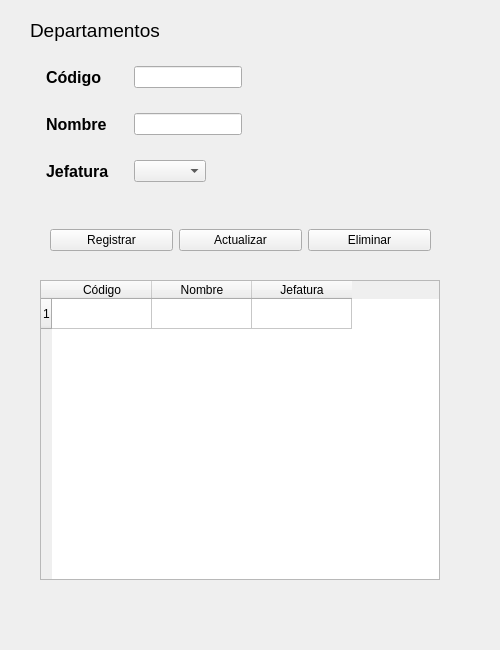
This is src/004_departamentos.ui in rvqzs/tresPatitos as Qt 5 draws it before an edit. The edited form follows.
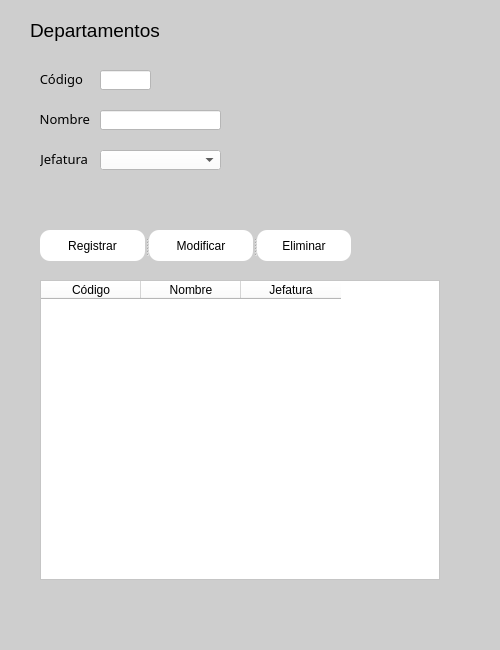
This is the edited form. Icons and pictures are not drawn.

What changed in the file:
```diff
--- a/src/004_departamentos.ui
+++ b/src/004_departamentos.ui
@@ -25,6 +25,9 @@
   <property name="windowTitle">
    <string>Departamentos</string>
   </property>
+  <property name="styleSheet">
+   <string notr="true">background-color: rgb(206, 206, 206);</string>
+  </property>
   <widget class="QLabel" name="lbl_departamentos">
    <property name="geometry">
     <rect>
@@ -43,151 +46,6 @@
     <string>Departamentos</string>
    </property>
   </widget>
-  <widget class="QWidget" name="horizontalLayoutWidget">
-   <property name="geometry">
-    <rect>
-     <x>50</x>
-     <y>220</y>
-     <width>381</width>
-     <height>41</height>
-    </rect>
-   </property>
-   <layout class="QHBoxLayout" name="btn_Layout">
-    <item>
-     <widget class="QPushButton" name="btn_registrar">
-      <property name="text">
-       <string>Registrar</string>
-      </property>
-     </widget>
-    </item>
-    <item>
-     <widget class="QPushButton" name="btn_editar">
-      <property name="text">
-       <string>Actualizar</string>
-      </property>
-     </widget>
-    </item>
-    <item>
-     <widget class="QPushButton" name="btn_eliminar">
-      <property name="text">
-       <string>Eliminar</string>
-      </property>
-     </widget>
-    </item>
-   </layout>
-  </widget>
-  <widget class="QWidget" name="formLayoutWidget">
-   <property name="geometry">
-    <rect>
-     <x>40</x>
-     <y>60</y>
-     <width>401</width>
-     <height>151</height>
-    </rect>
-   </property>
-   <layout class="QFormLayout" name="formLayout">
-    <property name="sizeConstraint">
-     <enum>QLayout::SetDefaultConstraint</enum>
-    </property>
-    <property name="fieldGrowthPolicy">
-     <enum>QFormLayout::FieldsStayAtSizeHint</enum>
-    </property>
-    <property name="rowWrapPolicy">
-     <enum>QFormLayout::DontWrapRows</enum>
-    </property>
-    <property name="labelAlignment">
-     <set>Qt::AlignJustify|Qt::AlignVCenter</set>
-    </property>
-    <property name="formAlignment">
-     <set>Qt::AlignLeading|Qt::AlignLeft|Qt::AlignTop</set>
-    </property>
-    <property name="horizontalSpacing">
-     <number>25</number>
-    </property>
-    <property name="verticalSpacing">
-     <number>25</number>
-    </property>
-    <property name="leftMargin">
-     <number>6</number>
-    </property>
-    <property name="topMargin">
-     <number>6</number>
-    </property>
-    <property name="rightMargin">
-     <number>6</number>
-    </property>
-    <property name="bottomMargin">
-     <number>6</number>
-    </property>
-    <item row="0" column="0">
-     <widget class="QLabel" name="lbl_codigo">
-      <property name="font">
-       <font>
-        <pointsize>12</pointsize>
-        <weight>75</weight>
-        <bold>true</bold>
-       </font>
-      </property>
-      <property name="text">
-       <string>Código</string>
-      </property>
-     </widget>
-    </item>
-    <item row="0" column="1">
-     <widget class="QLineEdit" name="txt_codigo"/>
-    </item>
-    <item row="1" column="0">
-     <widget class="QLabel" name="lbl_nombre">
-      <property name="font">
-       <font>
-        <pointsize>12</pointsize>
-        <weight>75</weight>
-        <bold>true</bold>
-       </font>
-      </property>
-      <property name="text">
-       <string>Nombre</string>
-      </property>
-     </widget>
-    </item>
-    <item row="1" column="1">
-     <widget class="QLineEdit" name="txt_nombre"/>
-    </item>
-    <item row="2" column="0">
-     <widget class="QLabel" name="lbl_jefatura">
-      <property name="font">
-       <font>
-        <pointsize>12</pointsize>
-        <weight>75</weight>
-        <bold>true</bold>
-       </font>
-      </property>
-      <property name="text">
-       <string>Jefatura</string>
-      </property>
-     </widget>
-    </item>
-    <item row="2" column="1">
-     <widget class="QComboBox" name="cmb_jefatura">
-      <property name="enabled">
-       <bool>true</bool>
-      </property>
-      <property name="sizePolicy">
-       <sizepolicy hsizetype="Maximum" vsizetype="Fixed">
-        <horstretch>0</horstretch>
-        <verstretch>0</verstretch>
-       </sizepolicy>
-      </property>
-      <property name="editable">
-       <bool>false</bool>
-      </property>
-      <property name="currentText">
-       <string/>
-      </property>
-     </widget>
-    </item>
-   </layout>
-  </widget>
   <widget class="QTableWidget" name="tblDepartamentos">
    <property name="geometry">
     <rect>
@@ -209,13 +67,15 @@
      <height>300</height>
     </size>
    </property>
+   <property name="styleSheet">
+    <string notr="true">background-color: rgb(255, 255, 255);</string>
+   </property>
    <property name="rowCount">
-    <number>1</number>
+    <number>0</number>
    </property>
    <property name="columnCount">
     <number>3</number>
    </property>
-   <row/>
    <column>
     <property name="text">
      <string>Código</string>
@@ -232,6 +92,238 @@
     </property>
    </column>
   </widget>
+  <widget class="QLineEdit" name="txt_codigo">
+   <property name="geometry">
+    <rect>
+     <x>100</x>
+     <y>70</y>
+     <width>51</width>
+     <height>20</height>
+    </rect>
+   </property>
+   <property name="styleSheet">
+    <string notr="true">background-color: rgb(255, 255, 255);</string>
+   </property>
+  </widget>
+  <widget class="QLineEdit" name="txt_nombre">
+   <property name="geometry">
+    <rect>
+     <x>100</x>
+     <y>110</y>
+     <width>121</width>
+     <height>20</height>
+    </rect>
+   </property>
+   <property name="styleSheet">
+    <string notr="true">background-color: rgb(255, 255, 255);</string>
+   </property>
+  </widget>
+  <widget class="QComboBox" name="cmb_jefatura">
+   <property name="enabled">
+    <bool>true</bool>
+   </property>
+   <property name="geometry">
+    <rect>
+     <x>100</x>
+     <y>150</y>
+     <width>121</width>
+     <height>20</height>
+    </rect>
+   </property>
+   <property name="sizePolicy">
+    <sizepolicy hsizetype="Maximum" vsizetype="Fixed">
+     <horstretch>0</horstretch>
+     <verstretch>0</verstretch>
+    </sizepolicy>
+   </property>
+   <property name="styleSheet">
+    <string notr="true">background-color: rgb(255, 255, 255);</string>
+   </property>
+   <property name="editable">
+    <bool>false</bool>
+   </property>
+   <property name="currentText">
+    <string/>
+   </property>
+  </widget>
+  <widget class="QLabel" name="lbl_codigo">
+   <property name="geometry">
+    <rect>
+     <x>40</x>
+     <y>70</y>
+     <width>43</width>
+     <height>17</height>
+    </rect>
+   </property>
+   <property name="font">
+    <font>
+     <family>Segoe UI Semibold</family>
+     <pointsize>10</pointsize>
+     <weight>7</weight>
+     <italic>false</italic>
+     <bold>false</bold>
+    </font>
+   </property>
+   <property name="styleSheet">
+    <string notr="true">font: 63 10pt &quot;Segoe UI Semibold&quot;;</string>
+   </property>
+   <property name="text">
+    <string>Código</string>
+   </property>
+   <property name="alignment">
+    <set>Qt::AlignRight|Qt::AlignTrailing|Qt::AlignVCenter</set>
+   </property>
+  </widget>
+  <widget class="QLabel" name="lbl_nombre">
+   <property name="geometry">
+    <rect>
+     <x>40</x>
+     <y>110</y>
+     <width>50</width>
+     <height>17</height>
+    </rect>
+   </property>
+   <property name="font">
+    <font>
+     <family>Segoe UI Semibold</family>
+     <pointsize>10</pointsize>
+     <weight>7</weight>
+     <italic>false</italic>
+     <bold>false</bold>
+    </font>
+   </property>
+   <property name="styleSheet">
+    <string notr="true">font: 63 10pt &quot;Segoe UI Semibold&quot;;</string>
+   </property>
+   <property name="text">
+    <string>Nombre</string>
+   </property>
+   <property name="alignment">
+    <set>Qt::AlignRight|Qt::AlignTrailing|Qt::AlignVCenter</set>
+   </property>
+  </widget>
+  <widget class="QLabel" name="lbl_jefatura">
+   <property name="geometry">
+    <rect>
+     <x>40</x>
+     <y>150</y>
+     <width>48</width>
+     <height>17</height>
+    </rect>
+   </property>
+   <property name="font">
+    <font>
+     <family>Segoe UI Semibold</family>
+     <pointsize>10</pointsize>
+     <weight>7</weight>
+     <italic>false</italic>
+     <bold>false</bold>
+    </font>
+   </property>
+   <property name="styleSheet">
+    <string notr="true">font: 63 10pt &quot;Segoe UI Semibold&quot;;</string>
+   </property>
+   <property name="text">
+    <string>Jefatura</string>
+   </property>
+   <property name="alignment">
+    <set>Qt::AlignRight|Qt::AlignTrailing|Qt::AlignVCenter</set>
+   </property>
+  </widget>
+  <widget class="QSplitter" name="splitter">
+   <property name="geometry">
+    <rect>
+     <x>40</x>
+     <y>230</y>
+     <width>311</width>
+     <height>31</height>
+    </rect>
+   </property>
+   <property name="orientation">
+    <enum>Qt::Horizontal</enum>
+   </property>
+   <widget class="QPushButton" name="btn_registrar">
+    <property name="styleSheet">
+     <string notr="true">QPushButton{
+background-color:rgb(255, 255, 255);
+border:none;
+border-radius:10px;
+font: 63 10pt &quot;Segoe UI Semibold&quot;;
+}
+
+QPushButton:hover{
+
+border:2px solid #55C1FA;
+border-radius:10px;
+}</string>
+    </property>
+    <property name="text">
+     <string>Registrar</string>
+    </property>
+    <property name="icon">
+     <iconset>
+      <normaloff>../res/iconSave.png</normaloff>../res/iconSave.png</iconset>
+    </property>
+   </widget>
+   <widget class="QPushButton" name="btn_editar">
+    <property name="styleSheet">
+     <string notr="true">QPushButton{
+background-color:rgb(255, 255, 255);
+border:none;
+border-radius:10px;
+font: 63 10pt &quot;Segoe UI Semibold&quot;;
+}
+
+QPushButton:hover{
+
+border:2px solid #55C1FA;
+border-radius:10px;
+}</string>
+    </property>
+    <property name="text">
+     <string>Modificar</string>
+    </property>
+    <property name="icon">
+     <iconset>
+      <normaloff>../res/iconEdit.png</normaloff>../res/iconEdit.png</iconset>
+    </property>
+   </widget>
+   <widget class="QPushButton" name="btn_eliminar">
+    <property name="styleSheet">
+     <string notr="true">QPushButton{
+background-color:rgb(255, 255, 255);
+border:none;
+border-radius:10px;
+font: 63 10pt &quot;Segoe UI Semibold&quot;;
+}
+
+QPushButton:hover{
+
+border:2px solid #55C1FA;
+border-radius:10px;
+}</string>
+    </property>
+    <property name="text">
+     <string>Eliminar</string>
+    </property>
+    <property name="icon">
+     <iconset>
+      <normaloff>../res/iconDelete.png</normaloff>../res/iconDelete.png</iconset>
+    </property>
+   </widget>
+  </widget>
+  <zorder>lbl_departamentos</zorder>
+  <zorder>tblDepartamentos</zorder>
+  <zorder>txt_codigo</zorder>
+  <zorder>txt_nombre</zorder>
+  <zorder>cmb_jefatura</zorder>
+  <zorder>lbl_codigo</zorder>
+  <zorder>lbl_nombre</zorder>
+  <zorder>lbl_jefatura</zorder>
+  <zorder>splitter</zorder>
+  <zorder>btn_registrar</zorder>
+  <zorder>btn_editar</zorder>
+  <zorder>btn_eliminar</zorder>
  </widget>
  <resources/>
  <connections/>
```
